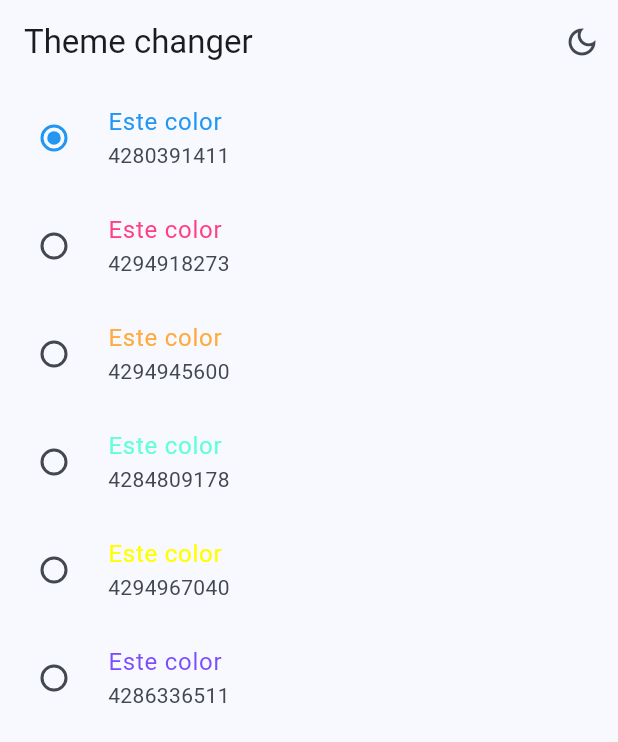
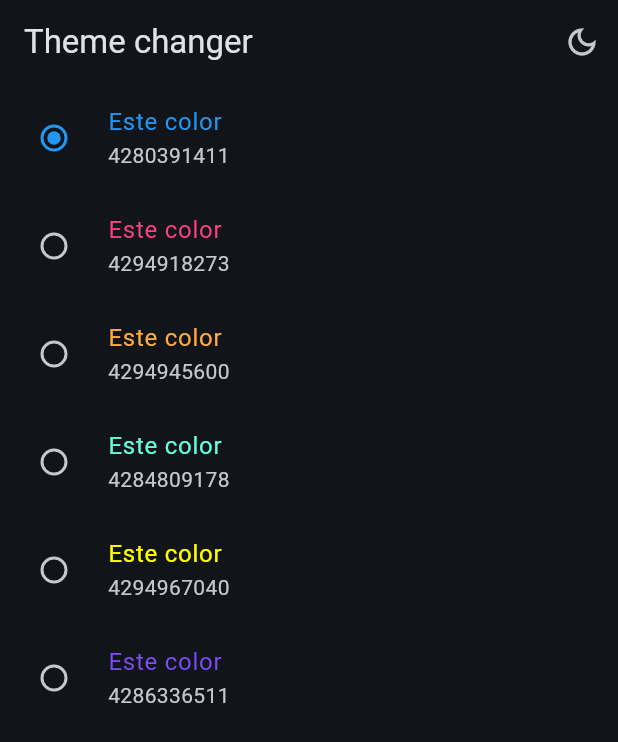
Before and after one commit to Dante-ML/widgets_app, a Flutter app: the ThemeChangerScreen screen opened by its route, after a tap on the "light mode" icon, on a phone screen of 412 x 824 dp. Shown: the top 742 px of the screen. Run offline on Flutter 3.47's test engine with Material 2 defaults, Android fonts, the phone set to English and light mode, and no system bars; our stand-ins replace animate_do, flutter_riverpod, go_router.

Commit message:
stateNotifier changeColorIndex implementado

```diff
--- a/lib/config/theme/app_theme.dart
+++ b/lib/config/theme/app_theme.dart
@@ -27,4 +27,18 @@ class AppTheme {
       centerTitle: false,
     )
   );
+
+  //Metodo que crea una nueva instancia del AppTheme
+  //OJO con las {}
+  AppTheme copyWith({
+      //En esta instancia tnemos las variables de selectedColor y isDarkmode pero como opcionales
+      //Pueden o no llegarnos un cambio
+      int? selectedColor,
+      bool? isDarkMode,
+    }) => AppTheme(
+    //En caso de que no nos lleguen estas nuevas variables entonces usamos los valores de la instancia
+    //pasada
+    selectedColor: selectedColor ?? this.selectedColor,
+    isDarkMode: isDarkMode ?? this.isDarkMode,
+  );
 }
--- a/lib/presentation/providers/theme_provider.dart
+++ b/lib/presentation/providers/theme_provider.dart
@@ -16,19 +16,20 @@ final selectedIndexColorProvider = StateProvider<int>((ref) => 0);
 //El que controla es el ThemeNotifier y el estado es una instancia de AppTheme
 final themeNotifierProvider = StateNotifierProvider<ThemeNotifier,AppTheme>(
   (ref) => ThemeNotifier(),
-  );
+);
+
+
 
 class ThemeNotifier extends StateNotifier<AppTheme>{
   //Creación de la primera instancia de AppTheme, tenemos valores por defecto
   //STATE = Estadp = new AppTheme();
   ThemeNotifier():super(AppTheme());
-
   void toggleDarkmode(){
-
+    state = state.copyWith(isDarkMode: !state.isDarkMode);
   }
 
   void changeColorIndex(int colorIndex){
-
+    state = state.copyWith(selectedColor: colorIndex);
   }
 }
 
--- a/lib/presentation/screens/theme/theme_changer_screen.dart
+++ b/lib/presentation/screens/theme/theme_changer_screen.dart
@@ -9,7 +9,7 @@ class ThemeChangerScreen extends ConsumerWidget {
 
   @override
   Widget build(BuildContext context, ref) {
-    final isDarkMode = ref.watch(isDarkModeProvider);
+    final isDarkMode = ref.watch(themeNotifierProvider).isDarkMode;
     return Scaffold(
       appBar: AppBar(
         title: const Text('Theme changer'),
@@ -17,8 +17,12 @@ class ThemeChangerScreen extends ConsumerWidget {
           IconButton(
             icon: Icon(isDarkMode == true ? Icons.dark_mode_outlined :Icons.light_mode_outlined),
             onPressed: (){
-              ref.watch(isDarkModeProvider.notifier).update(
-                (isDarkMode) => !isDarkMode);
+              //ref.watch(isDarkModeProvider.notifier).update(
+                //(isDarkMode) => !isDarkMode);
+
+              //Con stateNotifier nosotros somos los que vamos a tener que crear nuestro Notifier
+              //Necesitamos el .notifier para acceder a los metodos del notifier mismo, aka toggleDarkmode
+              ref.read(themeNotifierProvider.notifier).toggleDarkmode();
             },
           )
         ],
@@ -35,7 +39,7 @@ class _ThemeChangerView extends ConsumerWidget {
   Widget build(BuildContext context, ref) {
 
     final List<Color> colors = ref.watch(colorListProvider);
-    int selectedColor = ref.watch(selectedIndexColorProvider);
+    final selectedColor = ref.watch(themeNotifierProvider).selectedColor;
     return ListView.builder(
       itemCount: colors.length,
       itemBuilder: (context, index) {
@@ -49,7 +53,7 @@ class _ThemeChangerView extends ConsumerWidget {
           groupValue: selectedColor,
           onChanged: (value) {
             //value = index lo elegiste al principio :P
-            ref.read(selectedIndexColorProvider.notifier).state = index;
+            ref.read(themeNotifierProvider.notifier).changeColorIndex(index);
           },
           );
       },
```
